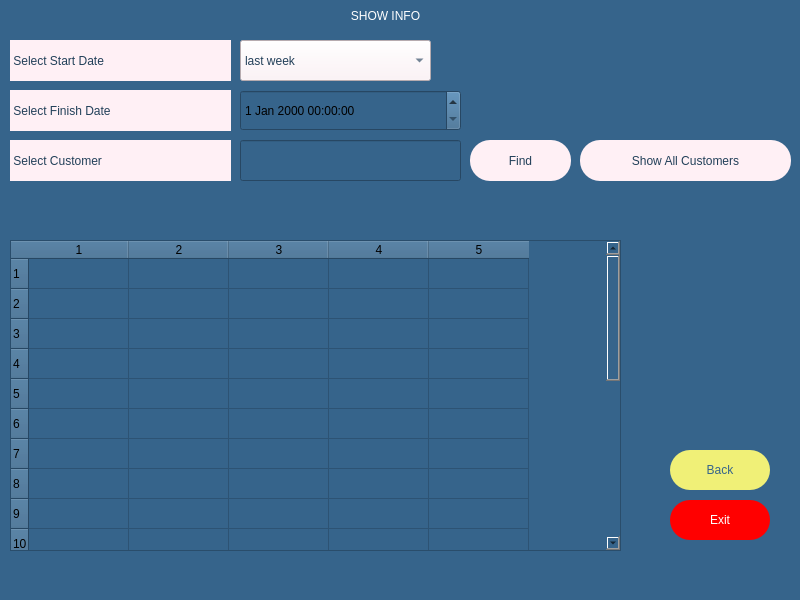
Above: updatepage.ui from melihorhanyilmaz/Project before the change. Below: the same form after it.
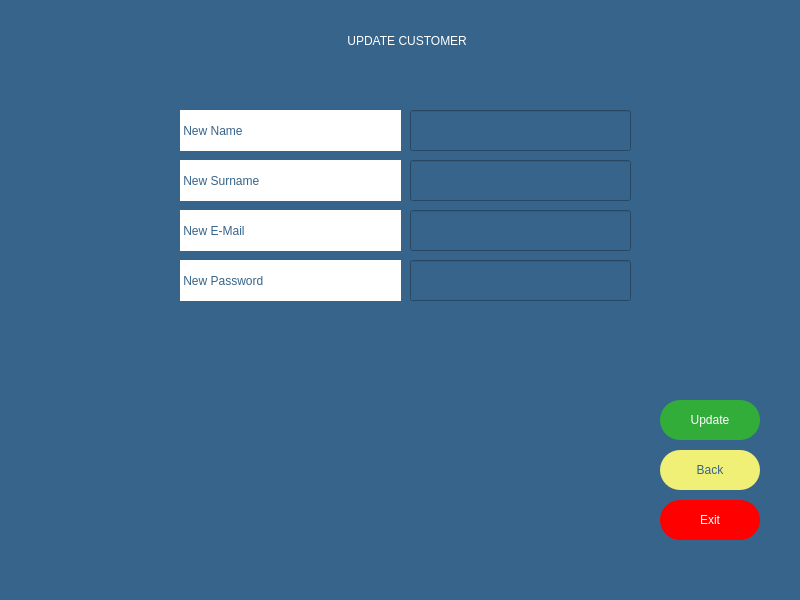
That is the form after the change.

Patch:
```diff
--- a/updatepage.ui
+++ b/updatepage.ui
@@ -17,93 +17,131 @@
    <string notr="true">background-color: rgb(54, 100, 139);</string>
   </property>
   <widget class="QWidget" name="centralwidget">
-   <widget class="QLabel" name="la_title">
+   <widget class="QLineEdit" name="li_newpassword">
     <property name="geometry">
      <rect>
-      <x>80</x>
-      <y>0</y>
-      <width>611</width>
-      <height>31</height>
+      <x>410</x>
+      <y>260</y>
+      <width>221</width>
+      <height>41</height>
      </rect>
     </property>
     <property name="styleSheet">
      <string notr="true">color: rgb(255, 255, 255);
-font: 63 18pt &quot;Montserrat SemiBold&quot;;</string>
+font: 63 14pt &quot;Montserrat SemiBold&quot;;</string>
     </property>
+    <property name="inputMask">
+     <string>9999999</string>
+    </property>
+    <property name="maxLength">
+     <number>7</number>
+    </property>
+   </widget>
+   <widget class="QLineEdit" name="li_email">
+    <property name="geometry">
+     <rect>
+      <x>410</x>
+      <y>210</y>
+      <width>221</width>
+      <height>41</height>
+     </rect>
+    </property>
+    <property name="styleSheet">
+     <string notr="true">color: rgb(255, 255, 255);
+font: 63 14pt &quot;Montserrat SemiBold&quot;;</string>
+    </property>
+    <property name="inputMask">
+     <string/>
+    </property>
     <property name="text">
-     <string>SHOW INFO</string>
+     <string/>
     </property>
-    <property name="alignment">
-     <set>Qt::AlignCenter</set>
+   </widget>
+   <widget class="QLineEdit" name="li_surname">
+    <property name="geometry">
+     <rect>
+      <x>410</x>
+      <y>160</y>
+      <width>221</width>
+      <height>41</height>
+     </rect>
     </property>
+    <property name="styleSheet">
+     <string notr="true">color: rgb(255, 255, 255);
+font: 63 14pt &quot;Montserrat SemiBold&quot;;</string>
+    </property>
    </widget>
    <widget class="QLabel" name="la_start_date">
     <property name="geometry">
      <rect>
-      <x>10</x>
-      <y>40</y>
+      <x>180</x>
+      <y>160</y>
       <width>221</width>
       <height>41</height>
      </rect>
     </property>
     <property name="styleSheet">
-     <string notr="true">background-color: rgb(255, 240, 245);
-
-
-font: 63 14pt &quot;Montserrat SemiBold&quot;;
-
-color: rgb(34,64,89);</string>
+     <string notr="true">color: rgb(54, 100, 139);
+background-color: rgb(255, 255, 255);
+font: 63 14pt &quot;Montserrat SemiBold&quot;;</string>
     </property>
     <property name="text">
-     <string> Select Start Date</string>
+     <string> New Surname</string>
     </property>
    </widget>
    <widget class="QLabel" name="la_finish_date">
     <property name="geometry">
      <rect>
-      <x>10</x>
-      <y>90</y>
+      <x>300</x>
+      <y>310</y>
       <width>221</width>
+      <height>13</height>
+     </rect>
+    </property>
+    <property name="text">
+     <string/>
+    </property>
+   </widget>
+   <widget class="QLabel" name="la_name">
+    <property name="geometry">
+     <rect>
+      <x>180</x>
+      <y>110</y>
+      <width>221</width>
       <height>41</height>
      </rect>
     </property>
     <property name="styleSheet">
-     <string notr="true">background-color: rgb(255, 240, 245);
-
-
+     <string notr="true">color: rgb(54, 100, 139);
 font: 63 14pt &quot;Montserrat SemiBold&quot;;
-
-color: rgb(34,64,89);</string>
+background-color: rgb(255, 255, 255);</string>
     </property>
     <property name="text">
-     <string> Select Finish Date</string>
+     <string> New Name</string>
     </property>
    </widget>
    <widget class="QLabel" name="la_customer">
     <property name="geometry">
      <rect>
-      <x>10</x>
-      <y>140</y>
+      <x>180</x>
+      <y>210</y>
       <width>221</width>
       <height>41</height>
      </rect>
     </property>
     <property name="styleSheet">
-     <string notr="true">background-color: rgb(255, 240, 245);
-
-
-font: 63 14pt &quot;Montserrat SemiBold&quot;;
-
-color: rgb(34,64,89);</string>
+     <string notr="true">color: rgb(54, 100, 139);
+background-color: rgb(255, 255, 255);
+font: 63 14pt &quot;Montserrat SemiBold&quot;;</string>
     </property>
     <property name="text">
-     <string> Select Customer</string>
+     <string> New E-Mail</string>
     </property>
    </widget>
    <widget class="QPushButton" name="B_exit">
     <property name="geometry">
      <rect>
-      <x>670</x>
+      <x>660</x>
       <y>500</y>
       <width>100</width>
       <height>40</height>
@@ -123,10 +161,52 @@
      <bool>false</bool>
     </property>
    </widget>
+   <widget class="QPushButton" name="B_update">
+    <property name="geometry">
+     <rect>
+      <x>660</x>
+      <y>400</y>
+      <width>100</width>
+      <height>40</height>
+     </rect>
+    </property>
+    <property name="styleSheet">
+     <string notr="true">background-color: rgb(255, 240, 245);
+background-color: rgb(50, 173, 58);
+
+font: 63 14pt &quot;Montserrat SemiBold&quot;;
+border-radius: 20;
+color: rgb(255, 255, 255);</string>
+    </property>
+    <property name="text">
+     <string>Update</string>
+    </property>
+    <property name="checkable">
+     <bool>false</bool>
+    </property>
+   </widget>
+   <widget class="QLabel" name="la_new_password">
+    <property name="geometry">
+     <rect>
+      <x>180</x>
+      <y>260</y>
+      <width>221</width>
+      <height>41</height>
+     </rect>
+    </property>
+    <property name="styleSheet">
+     <string notr="true">color: rgb(54, 100, 139);
+background-color: rgb(255, 255, 255);
+font: 63 14pt &quot;Montserrat SemiBold&quot;;</string>
+    </property>
+    <property name="text">
+     <string> New Password</string>
+    </property>
+   </widget>
    <widget class="QPushButton" name="B_back">
     <property name="geometry">
      <rect>
-      <x>670</x>
+      <x>660</x>
       <y>450</y>
       <width>100</width>
       <height>40</height>
@@ -146,106 +226,31 @@
      <bool>false</bool>
     </property>
    </widget>
-   <widget class="QDateTimeEdit" name="finish_TimeEdit">
+   <widget class="QLabel" name="la_baslik">
     <property name="geometry">
      <rect>
-      <x>240</x>
-      <y>90</y>
-      <width>221</width>
-      <height>41</height>
-     </rect>
-    </property>
-   </widget>
-   <widget class="QTableWidget" name="tableWidget">
-    <property name="geometry">
-     <rect>
-      <x>10</x>
-      <y>240</y>
+      <x>100</x>
+      <y>0</y>
       <width>611</width>
-      <height>311</height>
+      <height>81</height>
      </rect>
     </property>
-    <property name="rowCount">
-     <number>20</number>
-    </property>
-    <property name="columnCount">
-     <number>5</number>
-    </property>
-    <attribute name="horizontalHeaderCascadingSectionResizes">
-     <bool>false</bool>
-    </attribute>
-    <row/>
-    <row/>
-    <row/>
-    <row/>
-    <row/>
-    <row/>
-    <row/>
-    <row/>
-    <row/>
-    <row/>
-    <row/>
-    <row/>
-    <row/>
-    <row/>
-    <row/>
-    <row/>
-    <row/>
-    <row/>
-    <row/>
-    <row/>
-    <column/>
-    <column/>
-    <column/>
-    <column/>
-    <column/>
-   </widget>
-   <widget class="QLineEdit" name="li_select_customer">
-    <property name="geometry">
-     <rect>
-      <x>240</x>
-      <y>140</y>
-      <width>221</width>
-      <height>41</height>
-     </rect>
-    </property>
     <property name="styleSheet">
      <string notr="true">color: rgb(255, 255, 255);
-font: 63 14pt &quot;Montserrat SemiBold&quot;;</string>
+font: 63 18pt &quot;Montserrat SemiBold&quot;;</string>
     </property>
-    <property name="inputMask">
-     <string/>
-    </property>
-   </widget>
-   <widget class="QPushButton" name="B_find">
-    <property name="geometry">
-     <rect>
-      <x>470</x>
-      <y>140</y>
-      <width>101</width>
-      <height>41</height>
-     </rect>
-    </property>
-    <property name="styleSheet">
-     <string notr="true">background-color: rgb(255, 240, 245);
-
-
-font: 63 14pt &quot;Montserrat SemiBold&quot;;
-border-radius: 20;
-color: rgb(34,64,89);</string>
-    </property>
     <property name="text">
-     <string>Find</string>
+     <string> UPDATE CUSTOMER</string>
     </property>
-    <property name="checkable">
-     <bool>false</bool>
+    <property name="alignment">
+     <set>Qt::AlignCenter</set>
     </property>
    </widget>
    <widget class="QLineEdit" name="li_select_all_customer_2">
     <property name="geometry">
      <rect>
-      <x>360</x>
-      <y>-230</y>
+      <x>410</x>
+      <y>110</y>
       <width>221</width>
       <height>41</height>
      </rect>
@@ -258,73 +263,6 @@
      <string/>
     </property>
    </widget>
-   <widget class="QPushButton" name="B_sow_all_cust">
-    <property name="geometry">
-     <rect>
-      <x>580</x>
-      <y>140</y>
-      <width>211</width>
-      <height>41</height>
-     </rect>
-    </property>
-    <property name="styleSheet">
-     <string notr="true">background-color: rgb(255, 240, 245);
-
-
-font: 63 14pt &quot;Montserrat SemiBold&quot;;
-border-radius: 20;
-color: rgb(34,64,89);</string>
-    </property>
-    <property name="text">
-     <string>Show All Customers</string>
-    </property>
-    <property name="checkable">
-     <bool>false</bool>
-    </property>
-   </widget>
-   <widget class="QComboBox" name="comboBox">
-    <property name="geometry">
-     <rect>
-      <x>240</x>
-      <y>40</y>
-      <width>191</width>
-      <height>41</height>
-     </rect>
-    </property>
-    <property name="styleSheet">
-     <string notr="true">background-color: rgb(255, 240, 245);
-
-
-font: 50 14pt &quot;Montserrat SemiBold&quot;;
-
-color: rgb(34,64,89);</string>
-    </property>
-    <item>
-     <property name="text">
-      <string>last week</string>
-     </property>
-    </item>
-    <item>
-     <property name="text">
-      <string>two week</string>
-     </property>
-    </item>
-    <item>
-     <property name="text">
-      <string>last one month</string>
-     </property>
-    </item>
-    <item>
-     <property name="text">
-      <string>last three months</string>
-     </property>
-    </item>
-    <item>
-     <property name="text">
-      <string>last six months</string>
-     </property>
-    </item>
-   </widget>
   </widget>
   <widget class="QMenuBar" name="menubar">
    <property name="geometry">
```
Left out of the diff: 8 changed lines with no effect on the pictures.
